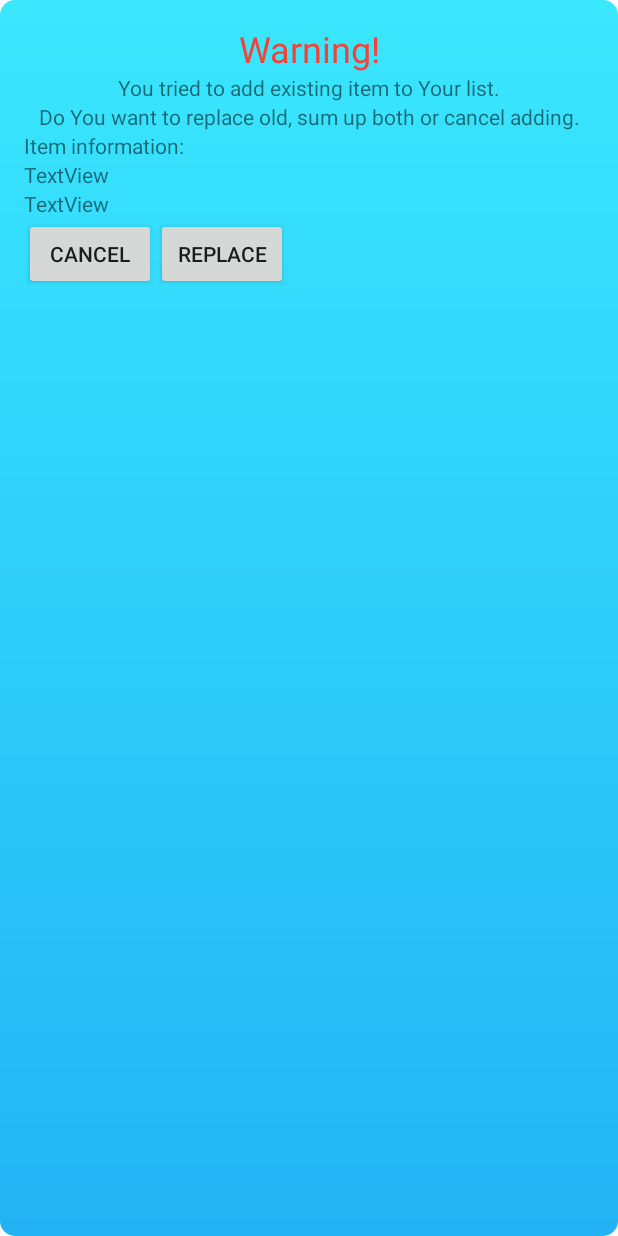
After one commit to AnneliKlamas/Shopping-list-application, an Android app: the layout activity_pop.xml on its own in the app's theme, with its tools: preview values and no code run, on a phone screen of 412 x 824 dp. The commit adds this screen. Run offline under Robolectric (Android 15) with nearby library versions, the phone set to English and light mode, and no system bars.

Commit message:
implemented pop up activity when adding existing item

```diff
--- a/app/src/main/AndroidManifest.xml
+++ b/app/src/main/AndroidManifest.xml
@@ -9,6 +9,7 @@
         android:roundIcon="@mipmap/ic_launcher_round"
         android:supportsRtl="true"
         android:theme="@style/AppTheme">
+        <activity android:name=".PopActivity" android:theme="@style/AppTheme.PopMe"></activity>
         <activity android:name=".MainActivity">
             <intent-filter>
                 <action android:name="android.intent.action.MAIN" />
--- /dev/null
+++ b/app/src/main/res/drawable/pop_up.xml
@@ -0,0 +1,11 @@
+<?xml version="1.0" encoding="utf-8"?>
+<shape xmlns:android="http://schemas.android.com/apk/res/android">
+    <gradient
+        android:startColor="#C400E2FF"
+        android:endColor="#DE03A9F4"
+        android:angle="270">
+    </gradient>
+    <corners
+        android:radius="10dp">
+    </corners>
+</shape>
--- /dev/null
+++ b/app/src/main/res/layout/activity_pop.xml
@@ -0,0 +1,83 @@
+<?xml version="1.0" encoding="utf-8"?>
+<androidx.constraintlayout.widget.ConstraintLayout xmlns:android="http://schemas.android.com/apk/res/android"
+    xmlns:app="http://schemas.android.com/apk/res-auto"
+    xmlns:tools="http://schemas.android.com/tools"
+    android:layout_width="match_parent"
+    android:layout_height="match_parent"
+    tools:context=".PopActivity"
+    android:background="@drawable/pop_up">
+
+    <LinearLayout
+        android:layout_width="match_parent"
+        android:layout_height="match_parent"
+        android:layout_marginStart="16dp"
+        android:layout_marginTop="16dp"
+        android:layout_marginEnd="16dp"
+        android:layout_marginBottom="16dp"
+        android:orientation="vertical"
+        app:layout_constraintBottom_toBottomOf="parent"
+        app:layout_constraintEnd_toEndOf="parent"
+        app:layout_constraintStart_toStartOf="parent"
+        app:layout_constraintTop_toTopOf="parent">
+
+        <TextView
+            android:id="@+id/textView"
+            android:layout_width="match_parent"
+            android:layout_height="wrap_content"
+            android:gravity="center"
+            android:text="@string/warning"
+            android:textColor="#F44336"
+            android:textSize="24sp" />
+
+        <TextView
+            android:id="@+id/textView2"
+            android:layout_width="match_parent"
+            android:layout_height="wrap_content"
+            android:gravity="center"
+            android:text="@string/warningMessage" />
+
+        <TextView
+            android:id="@+id/textView3"
+            android:layout_width="match_parent"
+            android:layout_height="wrap_content"
+            android:gravity="center"
+            android:text="@string/warningSuggestion" />
+
+        <TextView
+            android:id="@+id/textView8"
+            android:layout_width="match_parent"
+            android:layout_height="wrap_content"
+            android:text="Item information:" />
+
+        <TextView
+            android:id="@+id/existingItemText"
+            android:layout_width="match_parent"
+            android:layout_height="wrap_content"
+            android:text="TextView" />
+
+        <TextView
+            android:id="@+id/existingAmountText"
+            android:layout_width="match_parent"
+            android:layout_height="wrap_content"
+            android:text="TextView" />
+
+        <TableRow
+            android:layout_width="match_parent"
+            android:layout_height="wrap_content">
+
+            <Button
+                android:id="@+id/cancelButton"
+                android:layout_width="wrap_content"
+                android:layout_height="wrap_content"
+                android:text="@android:string/cancel" />
+
+            <Button
+                android:id="@+id/replaceButton"
+                android:layout_width="wrap_content"
+                android:layout_height="wrap_content"
+                android:text="@string/replaceButtom" />
+        </TableRow>
+
+    </LinearLayout>
+
+</androidx.constraintlayout.widget.ConstraintLayout>
--- a/app/src/main/res/values/strings.xml
+++ b/app/src/main/res/values/strings.xml
@@ -7,4 +7,9 @@
     <string name="deleteCheckedButton">Remove checked items</string>
     <string name="addAmountText">Amount</string>
     <string name="refreshButton">Refresh</string>
+    <string name="warning">Warning!</string>
+    <string name="warningMessage">You tried to add existing item to Your list.</string>
+    <string name="warningSuggestion">Do You want to replace old, sum up both or cancel adding.</string>
+    <string name="sumButton">Sum items</string>
+    <string name="replaceButtom">Replace</string>
 </resources>
--- a/app/src/main/res/values/styles.xml
+++ b/app/src/main/res/values/styles.xml
@@ -8,4 +8,11 @@
         <item name="colorAccent">@color/colorAccent</item>
     </style>
 
+    <style name="AppTheme.PopMe" parent="Theme.AppCompat.Light.NoActionBar">
+        <item name="android:windowNoTitle">true</item>
+        <item name="android:windowActionBar">false</item>
+        <item name="android:windowIsTranslucent">true</item>
+
+    </style>
+
 </resources>
```
Also changed, not shown: app/src/main/java/com/example/shoppinglistapplication/MainActivity.kt (+49 -28 lines), app/src/main/java/com/example/shoppinglistapplication/PopActivity.kt (added, +82 -0 lines).
